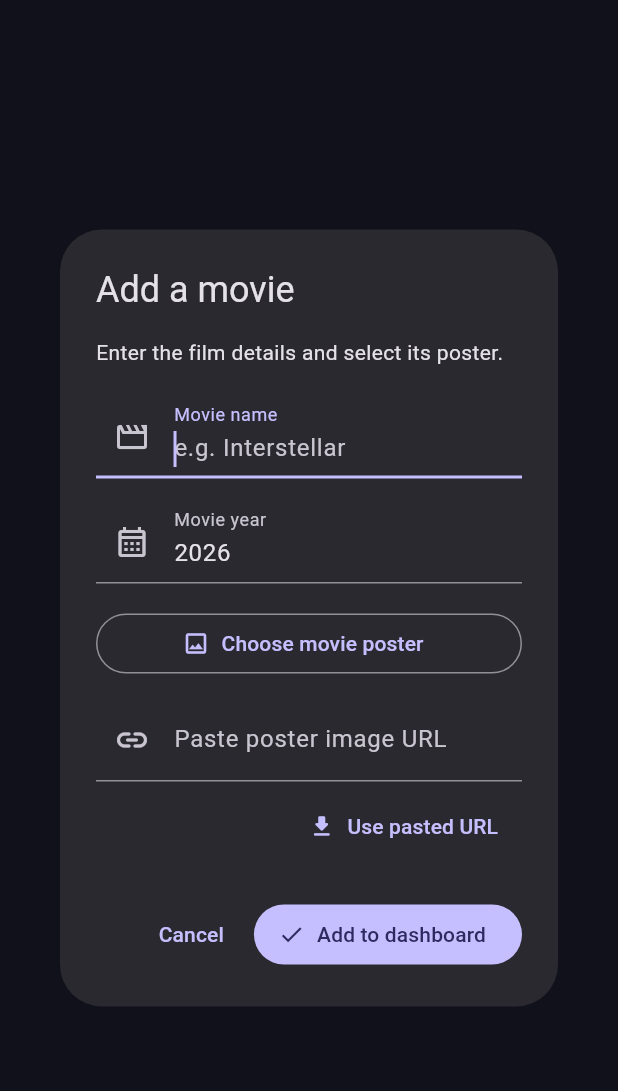
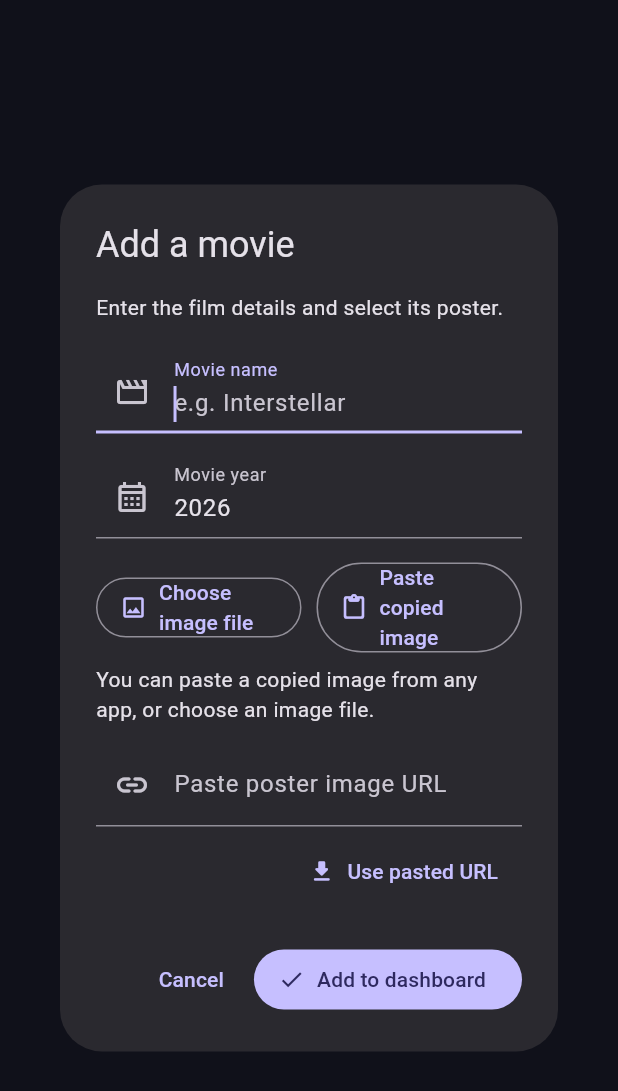
Before and after one commit to chayan46/Chayan-Entertainment, a Flutter app: the MovieEntryDialog widget shown alone on an empty page, opened directly, on a phone screen of 412 x 824 dp. Shown: the top 1091 px of the screen. Run offline on Flutter 3.47's test engine with Material 3 defaults, Android fonts, the phone set to English and light mode, and no system bars; our stand-ins replace file_picker, shared_preferences; missing offline and left inert: pasteboard; accounts and stored records are empty.

Commit message:
Add paste poster image from clipboard

```diff
--- a/lib/main.dart
+++ b/lib/main.dart
@@ -4,6 +4,7 @@ import 'package:file_picker/file_picker.dart';
 import 'package:flutter/material.dart';
 import 'package:flutter/foundation.dart';
 import 'package:path_provider/path_provider.dart';
+import 'package:pasteboard/pasteboard.dart';
 import 'package:shared_preferences/shared_preferences.dart';
 
 void main() => runApp(const MovieApp());
@@ -436,6 +437,31 @@ class _MovieEntryDialogState extends State<MovieEntryDialog> {
     setState(() { _poster = result.files.single.path; _error = null; });
   }
 
+  Future<void> _pastePosterFromClipboard() async {
+    setState(() { _saving = true; _error = null; });
+    try {
+      final bytes = await Pasteboard.image;
+      if (bytes == null || bytes.isEmpty) {
+        if (mounted) setState(() {
+          _saving = false;
+          _error = 'No image found in clipboard. Copy an image first, then paste it here.';
+        });
+        return;
+      }
+      final temp = await getTemporaryDirectory();
+      final file = File(temp.path + Platform.pathSeparator +
+        'poster_from_clipboard_${DateTime.now().microsecondsSinceEpoch}.png');
+      await file.writeAsBytes(bytes, flush: true);
+      if (!mounted) return;
+      setState(() { _poster = file.path; _saving = false; _error = null; });
+    } catch (_) {
+      if (mounted) setState(() {
+        _saving = false;
+        _error = 'Could not paste the clipboard image. Try copying the image again.';
+      });
+    }
+  }
+
   Future<void> _usePosterUrl() async {
     final source = _posterUrl.text.trim();
     final uri = Uri.tryParse(source);
@@ -521,8 +547,21 @@ class _MovieEntryDialogState extends State<MovieEntryDialog> {
             return null;
           }),
         const SizedBox(height: 16),
-        OutlinedButton.icon(onPressed: _saving ? null : _pickPoster, icon: const Icon(Icons.image_outlined),
-          label: Text(_poster == null ? 'Choose movie poster' : 'Change poster')),
+        Row(children: [
+          Expanded(child: OutlinedButton.icon(
+            onPressed: _saving ? null : _pickPoster,
+            icon: const Icon(Icons.image_outlined),
+            label: Text(_poster == null ? 'Choose image file' : 'Change poster'),
+          )),
+          const SizedBox(width: 10),
+          Expanded(child: OutlinedButton.icon(
+            onPressed: _saving ? null : _pastePosterFromClipboard,
+            icon: const Icon(Icons.content_paste_rounded),
+            label: const Text('Paste copied image'),
+          )),
+        ]),
+        const SizedBox(height: 8),
+        const Text('You can paste a copied image from any app, or choose an image file.'),
         const SizedBox(height: 12),
         TextFormField(
           controller: _posterUrl,
```
